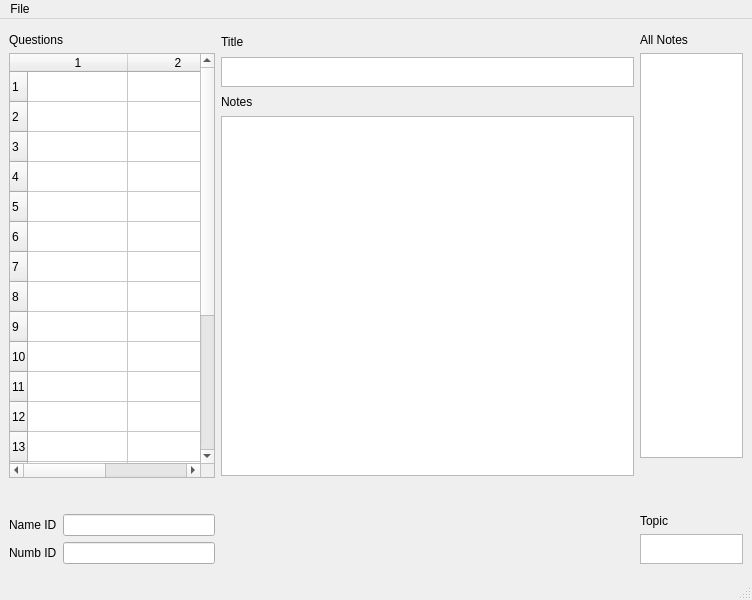
Old version of the form src/NoteModeRedesign.ui in the repository vinacolada/ankicardcreator.
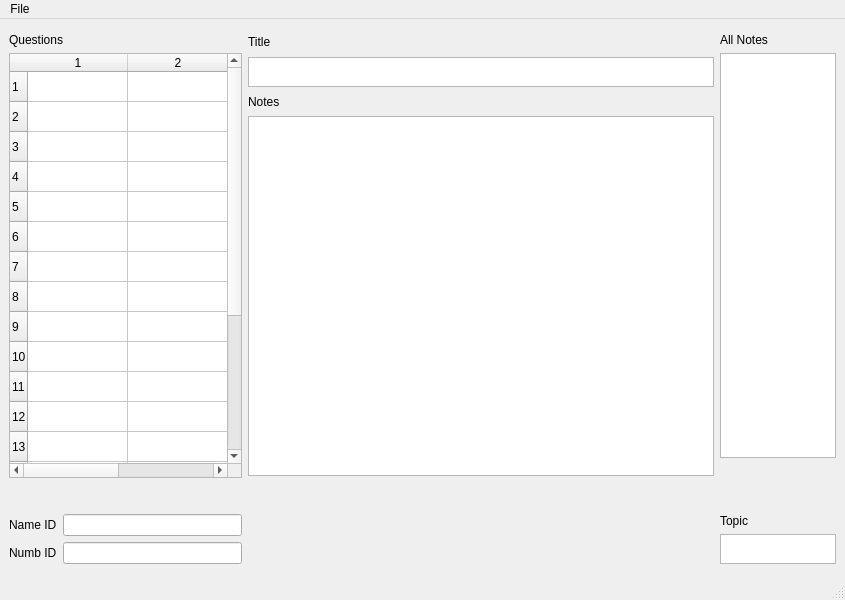
New version of the form.

What changed in the file:
```diff
--- a/src/NoteModeRedesign.ui
+++ b/src/NoteModeRedesign.ui
@@ -6,7 +6,7 @@
    <rect>
     <x>0</x>
     <y>0</y>
-    <width>752</width>
+    <width>845</width>
     <height>600</height>
    </rect>
   </property>
@@ -225,7 +225,7 @@
     <rect>
      <x>0</x>
      <y>0</y>
-     <width>752</width>
+     <width>845</width>
      <height>21</height>
     </rect>
    </property>
```
